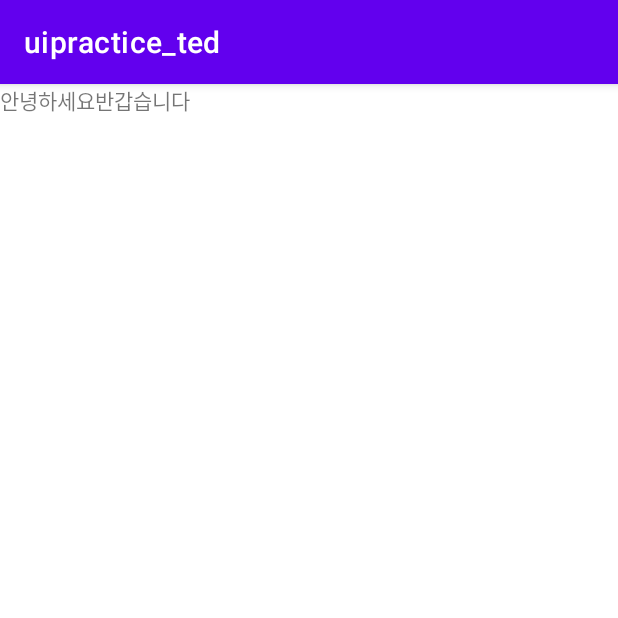
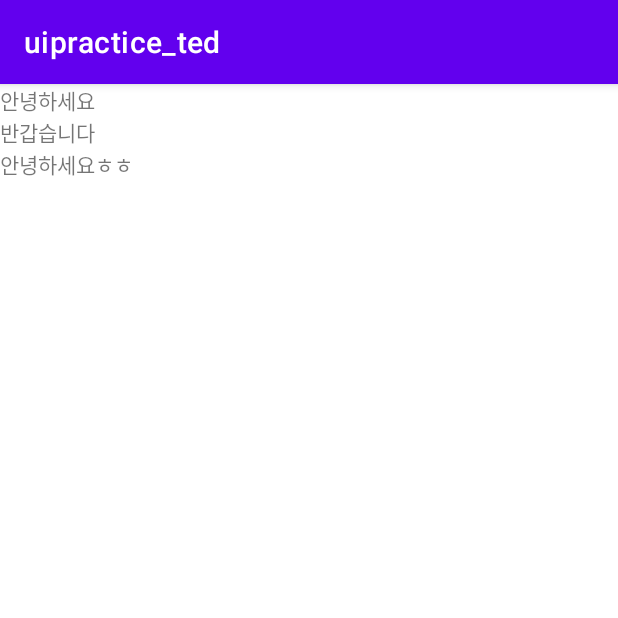
Before and after one commit to ted0913/uipractice_ted, an Android app: the screen it shows after launch (MainActivity), on a phone screen of 412 x 824 dp, the top half of it. Run offline under Robolectric (Android 15) with nearby library versions, the phone set to English and light mode, and no system bars.

Commit message:
orientation 가로 세로 배치

```diff
--- a/app/src/main/res/layout/activity_main.xml
+++ b/app/src/main/res/layout/activity_main.xml
@@ -8,7 +8,8 @@
 
     <LinearLayout
         android:layout_width="match_parent"
-        android:layout_height="match_parent">
+        android:layout_height="match_parent"
+        android:orientation="vertical">
 
         <TextView
             android:layout_width="wrap_content"
@@ -20,6 +21,12 @@
             android:layout_height="wrap_content"
             android:text="반갑습니다"/>
 
+        <TextView
+            android:layout_width="wrap_content"
+            android:layout_height="wrap_content"
+            android:text="안녕하세요ㅎㅎ"/>
+
+
     </LinearLayout>
 
 </LinearLayout>
```
